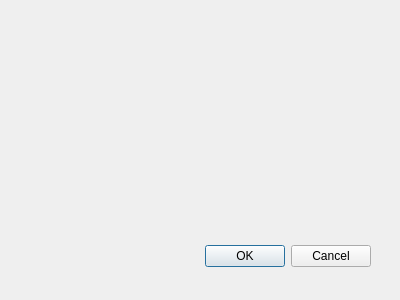
TaiPhanCoder/Do_An_Thi_Trac_Ngiem_c-, file them_lop.ui: the form before one commit.
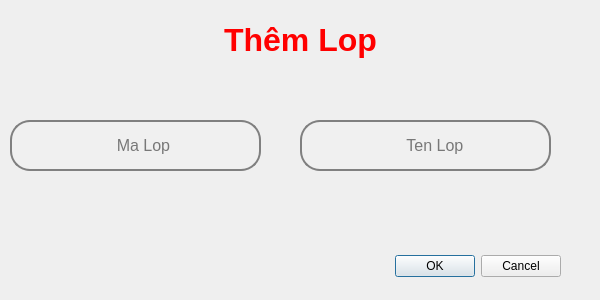
The form after the commit.

Diff of the .ui file:
```diff
--- a/them_lop.ui
+++ b/them_lop.ui
@@ -6,7 +6,7 @@
    <rect>
     <x>0</x>
     <y>0</y>
-    <width>400</width>
+    <width>600</width>
     <height>300</height>
    </rect>
   </property>
@@ -16,8 +16,8 @@
   <widget class="QDialogButtonBox" name="buttonBox">
    <property name="geometry">
     <rect>
-     <x>30</x>
-     <y>240</y>
+     <x>220</x>
+     <y>250</y>
      <width>341</width>
      <height>32</height>
     </rect>
@@ -29,6 +29,87 @@
     <set>QDialogButtonBox::StandardButton::Cancel|QDialogButtonBox::StandardButton::Ok</set>
    </property>
   </widget>
+  <widget class="QLineEdit" name="MaLop">
+   <property name="geometry">
+    <rect>
+     <x>10</x>
+     <y>120</y>
+     <width>251</width>
+     <height>51</height>
+    </rect>
+   </property>
+   <property name="styleSheet">
+    <string notr="true">border: 2px solid gray;
+border-radius: 20px;
+background-color: #F0F0F0;
+color: black;
+font-size: 16px;
+padding-left: 85px;</string>
+   </property>
+   <property name="placeholderText">
+    <string>    Ma Lop</string>
+   </property>
+  </widget>
+  <widget class="QLineEdit" name="TenLop">
+   <property name="geometry">
+    <rect>
+     <x>300</x>
+     <y>120</y>
+     <width>251</width>
+     <height>51</height>
+    </rect>
+   </property>
+   <property name="styleSheet">
+    <string notr="true">border: 2px solid gray;
+border-radius: 20px;
+background-color: #F0F0F0;
+color: black;
+font-size: 16px;
+padding-left: 85px;</string>
+   </property>
+   <property name="placeholderText">
+    <string>    Ten Lop</string>
+   </property>
+  </widget>
+  <widget class="QLabel" name="ThongTin">
+   <property name="geometry">
+    <rect>
+     <x>90</x>
+     <y>10</y>
+     <width>421</width>
+     <height>61</height>
+    </rect>
+   </property>
+   <property name="text">
+    <string>&lt;html&gt;&lt;head/&gt;&lt;body&gt;&lt;p align=&quot;center&quot;&gt;&lt;span style=&quot; font-size:24pt; font-weight:700; color:#ff0000;&quot;&gt;Thêm Lop&lt;/span&gt;&lt;/p&gt;&lt;/body&gt;&lt;/html&gt;</string>
+   </property>
+  </widget>
+  <widget class="QLabel" name="label">
+   <property name="geometry">
+    <rect>
+     <x>70</x>
+     <y>190</y>
+     <width>141</width>
+     <height>20</height>
+    </rect>
+   </property>
+   <property name="text">
+    <string/>
+   </property>
+  </widget>
+  <widget class="QLabel" name="label_2">
+   <property name="geometry">
+    <rect>
+     <x>370</x>
+     <y>190</y>
+     <width>121</width>
+     <height>20</height>
+    </rect>
+   </property>
+   <property name="text">
+    <string/>
+   </property>
+  </widget>
  </widget>
  <resources/>
  <connections>
```
